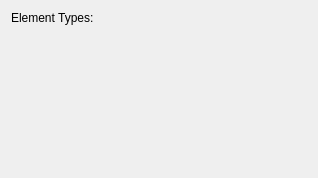
Above: src/Interface/DocumentTypesWidget.ui from KDE/rocs before the change. Below: the same form after it.
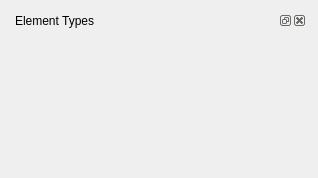
That is the form after the change.

Commit message: Make document types widget optional.

```diff
--- a/src/Interface/DocumentTypesWidget.ui
+++ b/src/Interface/DocumentTypesWidget.ui
@@ -27,6 +27,16 @@
   </property>
   <layout class="QVBoxLayout" name="verticalLayout_2">
    <item>
+    <widget class="QDockWidget" name="dockWidget">
+     <property name="windowTitle">
+      <string>Element Types</string>
+     </property>
+     <widget class="QWidget" name="dockWidgetContents">
+      <property name="toolTip">
+       <string/>
+      </property>
+      <layout class="QGridLayout" name="gridLayout">
+       <item row="0" column="0">
     <widget class="QWidget" name="_displayOptions" native="true">
      <property name="sizePolicy">
       <sizepolicy hsizetype="Preferred" vsizetype="Preferred">
@@ -38,13 +48,6 @@
       <property name="margin">
        <number>0</number>
       </property>
-      <item>
-       <widget class="QLabel" name="_displayOptionsLabel">
-        <property name="text">
-         <string>Element Types:</string>
-        </property>
-       </widget>
-      </item>
       <item>
        <layout class="QGridLayout" name="_dataTypes"/>
       </item>
@@ -54,8 +57,8 @@
      </layout>
     </widget>
    </item>
-   <item>
-    <spacer name="verticalSpacer_2">
+       <item row="1" column="0">
+        <spacer name="spacer">
      <property name="orientation">
       <enum>Qt::Vertical</enum>
      </property>
@@ -66,6 +69,13 @@
       </size>
      </property>
     </spacer>
+       </item>
+      </layout>
+      <zorder>_displayOptions</zorder>
+      <zorder>spacer</zorder>
+      <zorder>_displayOptionsLabel</zorder>
+     </widget>
+    </widget>
    </item>
   </layout>
  </widget>
```
Lines whose indentation alone changed are shown as unchanged. The commit also changes 1 other file.
